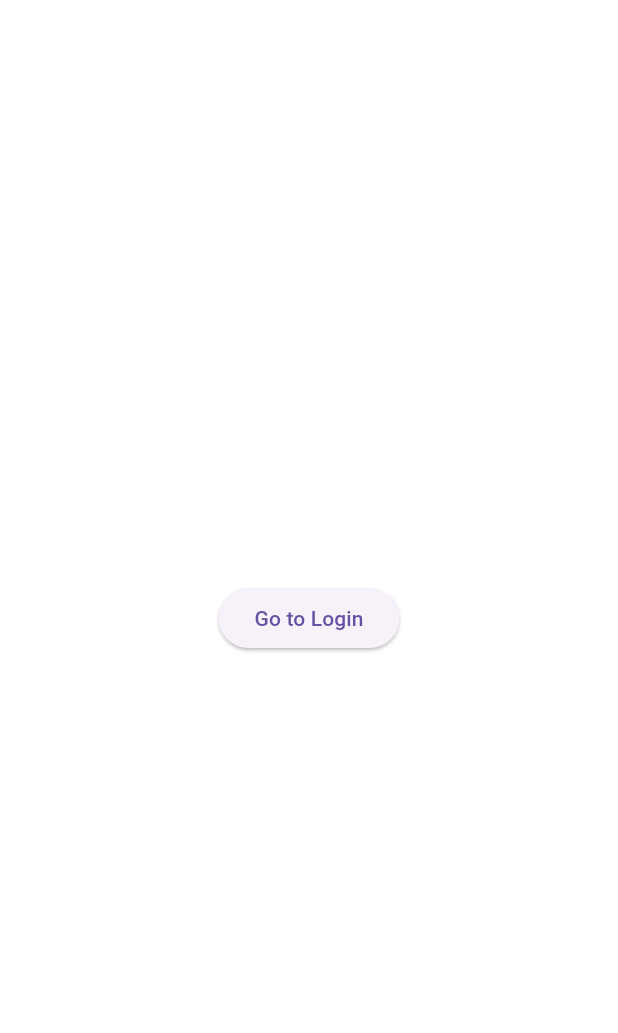
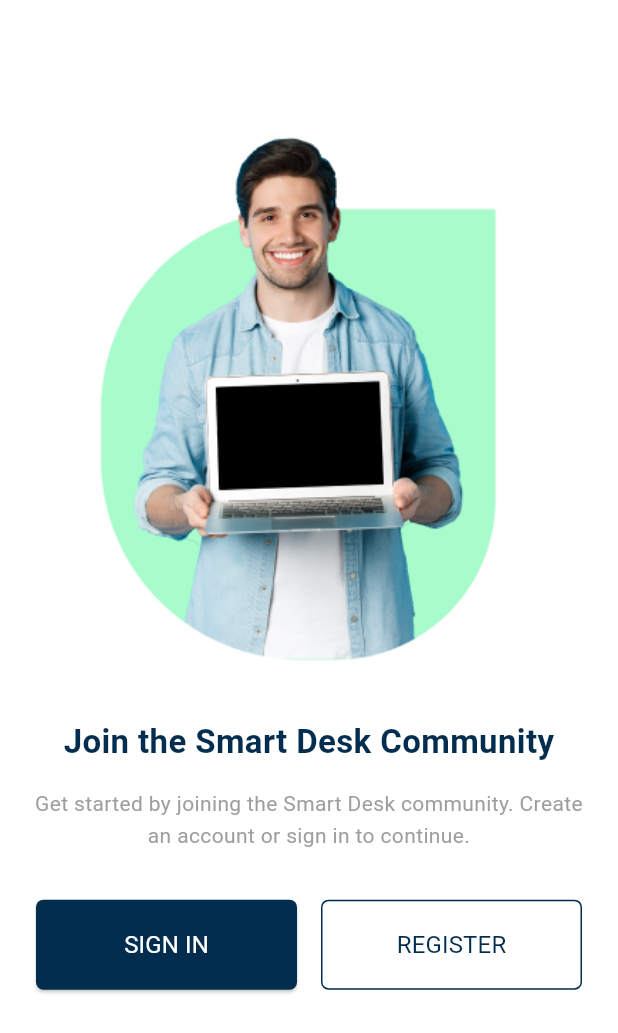
Before and after one commit to ahmed-sala/short-path, a Flutter app: the screen it shows after launch, after a tap on "Skip", on a phone screen of 412 x 824 dp. Shown: the top 1033 px of the screen. Run offline on Flutter 3.47's test engine with Material 3 defaults, Android fonts, the phone set to English and light mode, and no system bars; our stand-ins replace awesome_dialog, bloc, dio, flutter_bloc, get_it, google_fonts and 3 more; generated files the repository leaves out were written again.

Commit message:
sign in/ sign up screens

```diff
--- a/lib/config/routes/app_route.dart
+++ b/lib/config/routes/app_route.dart
@@ -1,11 +1,15 @@
 import 'package:flutter/material.dart';
 import 'package:short_path/config/routes/routes_name.dart';
 import 'package:short_path/src/auth/presentation/screens/login_screen.dart';
+import 'package:short_path/src/auth/presentation/screens/new%20password_screen.dart';
 import 'package:short_path/src/onboarding/presentation/screens/auth_decision.dart';
 import 'package:short_path/src/onboarding/presentation/screens/onboarding_screen.dart';
 import 'package:short_path/src/splash/presentation/splash_screen.dart';
 
+import '../../src/auth/presentation/screens/otp_Screen.dart';
+import '../../src/auth/presentation/screens/password changed_screen.dart';
 import '../../src/auth/presentation/screens/register_screen.dart';
+import '../../src/auth/presentation/screens/reset password_screen.dart';
 
 class AppRoute {
   static Route<dynamic> onGenerateRoute(RouteSettings settings) {
@@ -25,6 +29,18 @@ class AppRoute {
       case RoutesName.register:
         return _handelMaterialPageRoute(
             settings: settings, widget: const RegisterScreen());
+      case RoutesName.resetpassword:
+        return _handelMaterialPageRoute(
+            settings: settings, widget:  ResetPasswordScreen());
+      case RoutesName.otp:
+        return _handelMaterialPageRoute(
+            settings: settings, widget:  OtpScreen());
+      case RoutesName.newpassword:
+        return _handelMaterialPageRoute(
+            settings: settings, widget: NewPasswordScreen());
+        case RoutesName.passwordchanged:
+          return _handelMaterialPageRoute(
+              settings: settings, widget: PasswordChangedScreen());
       default:
         return _handelMaterialPageRoute(
             settings: settings, widget: const Scaffold());
--- a/lib/config/routes/routes_name.dart
+++ b/lib/config/routes/routes_name.dart
@@ -5,4 +5,9 @@ class RoutesName {
   static const String home = 'home';
   static const String onBoarding = 'onBoarding';
   static const String authDecision = 'authDecision';
+  static const String resetpassword = 'resetpassword';
+  static const String otp = 'otp';
+  static const String newpassword = 'newpassword';
+  static const String passwordchanged = 'passwordchanged';
+
 }
--- a/lib/core/styles/colors/app_colore.dart
+++ b/lib/core/styles/colors/app_colore.dart
@@ -1,5 +1,11 @@
 import 'dart:ui';
+
+import 'package:flutter/material.dart';
 
 class AppColors {
   static const Color primaryColor = Color(0xFF091B29);
+  static const Color secondaryColor = Color(0xFF022D4F);
+  static const Color whiteColor = Colors.white;
+  static const Color greyColor = Colors.grey;
+  static const Color blackColor = Colors.black54;
 }
--- a/lib/src/auth/presentation/screens/login_screen.dart
+++ b/lib/src/auth/presentation/screens/login_screen.dart
@@ -115,7 +115,9 @@ class _LoginScreenState extends State<LoginScreen> {
                                 Align(
                                   alignment: Alignment.centerRight,
                                   child: TextButton(
-                                    onPressed: () {},
+                                    onPressed: () {
+                                      navKey.currentState!.pushNamed(RoutesName.resetpassword);
+                                    },
                                     child: const Text('Forgot Password?'),
                                   ),
                                 ),
--- a/lib/src/onboarding/presentation/screens/auth_decision.dart
+++ b/lib/src/onboarding/presentation/screens/auth_decision.dart
@@ -1,18 +1,117 @@
 import 'package:flutter/material.dart';
 
+import '../../../../config/routes/routes_name.dart';
+import '../../../../core/styles/colors/app_colore.dart';
+import '../../../../core/widgets/custom_auth_button.dart';
+import '../../../../main.dart';
 class AuthDecision extends StatelessWidget {
   const AuthDecision({super.key});
 
   @override
   Widget build(BuildContext context) {
+    return MaterialApp(
+      debugShowCheckedModeBanner: false,
+      home: SmartDeskScreen(),
+    );
+  }
+}
+
+class SmartDeskScreen extends StatelessWidget {
+  @override
+  Widget build(BuildContext context) {
     return Scaffold(
-      body: Center(
-        child: ElevatedButton(
-          onPressed: () {
-            Navigator.pushNamed(context, '/login');
-          },
-          child: const Text('Go to Login'),
-        ),
+      backgroundColor: AppColors.whiteColor,
+      body: Column(
+        crossAxisAlignment: CrossAxisAlignment.center,
+        children: [
+          const Spacer(flex: 1),
+
+          Image.asset(
+            'assets/images/onboarding4.png',
+            width: 400,
+            height: 400,
+          ),
+          const SizedBox(height: 24.0),
+          Padding(
+            padding: const EdgeInsets.symmetric(horizontal: 16.0),
+            child: Text(
+              'Join the Smart Desk Community',
+              textAlign: TextAlign.center,
+              style: TextStyle(
+                fontSize: 22,
+                fontWeight: FontWeight.bold,
+                color: AppColors.secondaryColor,
+              ),
+            ),
+          ),
+          const SizedBox(height: 16.0),
+
+          Padding(
+            padding: const EdgeInsets.symmetric(horizontal: 16.0),
+            child: Text(
+             'Get started by joining the Smart Desk community. Create an account or sign in to continue.',              textAlign: TextAlign.center,
+              style: TextStyle(
+                fontSize: 14,
+                color: AppColors.greyColor,
+                height: 1.5,
+              ),
+            ),
+          ),
+          const SizedBox(height: 32.0),
+
+          Padding(
+            padding: const EdgeInsets.symmetric(horizontal: 16.0),
+            child: Row(
+              children: [
+                Expanded(
+                  child: Padding(
+                    padding: const EdgeInsets.symmetric(horizontal: 8.0),
+                    child: CustomAuthButton(
+                      text: 'SIGN IN'.toUpperCase(),
+                      onPressed: () {
+                        navKey.currentState!
+                            .pushReplacementNamed(RoutesName.login);
+                      },
+                      color: AppColors.secondaryColor,
+                    ),
+                  ),
+                ),
+                Expanded(
+                  child: Padding(
+                    padding: const EdgeInsets.symmetric(horizontal: 8.0),
+                    child: OutlinedButton(
+                      onPressed: () {
+                        navKey.currentState!
+                            .pushReplacementNamed(RoutesName.register);
+                      },
+                      style: OutlinedButton.styleFrom(
+                        backgroundColor: AppColors.whiteColor,
+                        side: BorderSide(
+                          color: AppColors.secondaryColor,
+                          width: 1.0,
+                        ),
+                        minimumSize: const Size(double.infinity, 60),
+                        shape: RoundedRectangleBorder(
+                          borderRadius: BorderRadius.circular(5.0),
+                        ),
+                      ),
+                      child: Text(
+                        'REGISTER'.toUpperCase(),
+                        style: TextStyle(
+                          fontSize: 16,
+                          fontWeight: FontWeight.w400,
+                          color: AppColors.secondaryColor,
+                        ),
+                      ),
+                    ),
+                  ),
+                ),
+              ],
+            ),
+          ),
+
+          const Spacer(flex: 3),
+        ],
       ),
     );
   }
```
Also changed, not shown: lib/src/auth/presentation/screens/new password_screen.dart (added, +154 -0 lines), lib/src/auth/presentation/screens/otp_Screen.dart (added, +143 -0 lines), lib/src/auth/presentation/screens/password changed_screen.dart (added, +81 -0 lines), lib/src/auth/presentation/screens/reset password_screen.dart (added, +133 -0 lines), assets/images/onboarding4.png (added).
